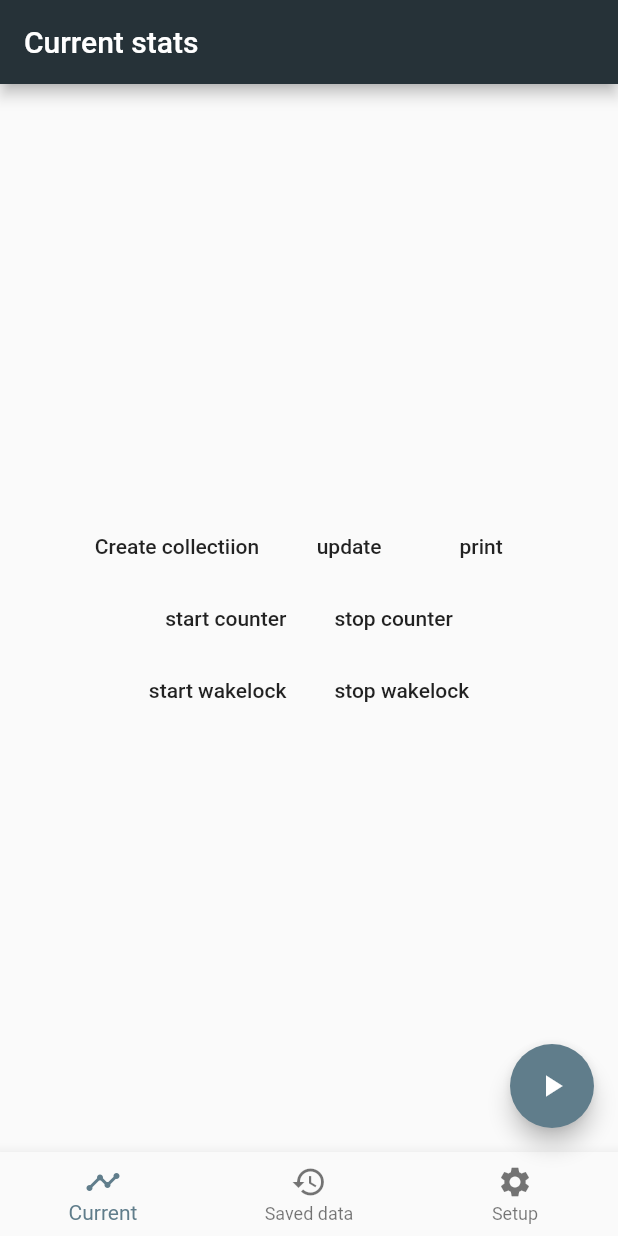
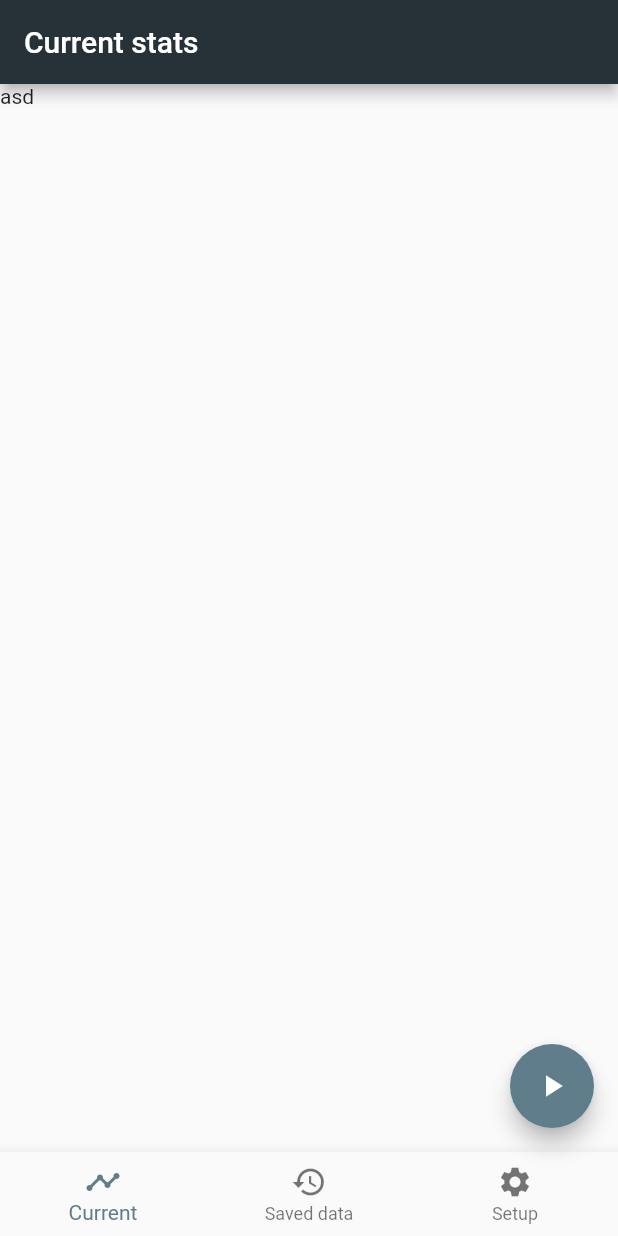
Before and after one commit to digiboridev/xDSL-Monitoring-tool, a Flutter app: the screen it shows after launch, on a phone screen of 412 x 824 dp. Run offline on Flutter 3.47's test engine with Material 2 defaults, Android fonts, the light colour scheme and no system bars; our stand-ins replace hive, hive_flutter; missing offline and left inert: flutter_foreground_plugin, mp_chart; accounts and stored records are empty; generated files the repository leaves out were written again.

```diff
--- a/lib/DslApp.dart
+++ b/lib/ScreensWrapper.dart
@@ -8,7 +8,7 @@ import 'screens/SettingsScreen.dart';
 
 import 'models/DataProvider.dart';
 
-class DslApp extends StatelessWidget {
+class ScreensWrapper extends StatelessWidget {
   @override
   Widget build(BuildContext context) {
     return ChangeNotifierProvider(
--- a/lib/main.dart
+++ b/lib/main.dart
@@ -1,7 +1,7 @@
 import 'package:flutter/material.dart';
 import 'package:hive/hive.dart';
 import 'package:hive_flutter/hive_flutter.dart';
-import 'DslApp.dart';
+import 'ScreensWrapper.dart';
 import 'models/modemClients/LineStatsCollection.dart';
 import 'models/ModemTypes.dart';
 
@@ -10,5 +10,5 @@ void main() async {
   Hive.registerAdapter(ModemTypesAdapter());
   await Hive.initFlutter();
 
-  runApp(DslApp());
+  runApp(ScreensWrapper());
 }
--- a/lib/screens/CurrentScreen.dart
+++ b/lib/screens/CurrentScreen.dart
@@ -12,47 +12,8 @@ class CurrentScreen extends StatelessWidget {
   @override
   Widget build(BuildContext context) {
     print('render current screen');
-    return Container(
-      child: Center(
-        child: Column(
-          mainAxisAlignment: MainAxisAlignment.center,
-          children: [
-            Row(mainAxisAlignment: MainAxisAlignment.center, children: [
-              FlatButton(
-                  onPressed: context.watch<DataProvider>().createCollection,
-                  child: Text('Create collectiion')),
-              FlatButton(
-                  onPressed: context.watch<DataProvider>().updateCollections,
-                  child: Text('update')),
-              FlatButton(
-                  onPressed: context.watch<DataProvider>().printCollections,
-                  child: Text('print'))
-            ]),
-            Row(
-              mainAxisAlignment: MainAxisAlignment.center,
-              children: [
-                FlatButton(
-                    onPressed: context.watch<DataProvider>().startCounter,
-                    child: Text('start counter')),
-                FlatButton(
-                    onPressed: context.watch<DataProvider>().stopCounter,
-                    child: Text('stop counter'))
-              ],
-            ),
-            Row(
-              mainAxisAlignment: MainAxisAlignment.center,
-              children: [
-                FlatButton(
-                    onPressed: context.watch<DataProvider>().startWakelock,
-                    child: Text('start wakelock')),
-                FlatButton(
-                    onPressed: context.watch<DataProvider>().stopWakelock,
-                    child: Text('stop wakelock'))
-              ],
-            )
-          ],
-        ),
-      ),
+    return ListView(
+      children: [Text('asd')],
     );
   }
 }
--- a/lib/screens/SettingsScreen/SamplingInterval.dart
+++ b/lib/screens/SettingsScreen/SamplingInterval.dart
@@ -1,4 +1,3 @@
-import 'package:dslstats/DslApp.dart';
 import 'package:flutter/material.dart';
 import 'package:provider/provider.dart';
 import '../../models/DataProvider.dart';
```
Also changed, not shown: lib/components/CRCLine.dart (+20 -5 lines), lib/components/FECLine.dart (+20 -5 lines), lib/components/SNRM.dart (+20 -5 lines), lib/components/SpeedLine.dart (+20 -4 lines).
